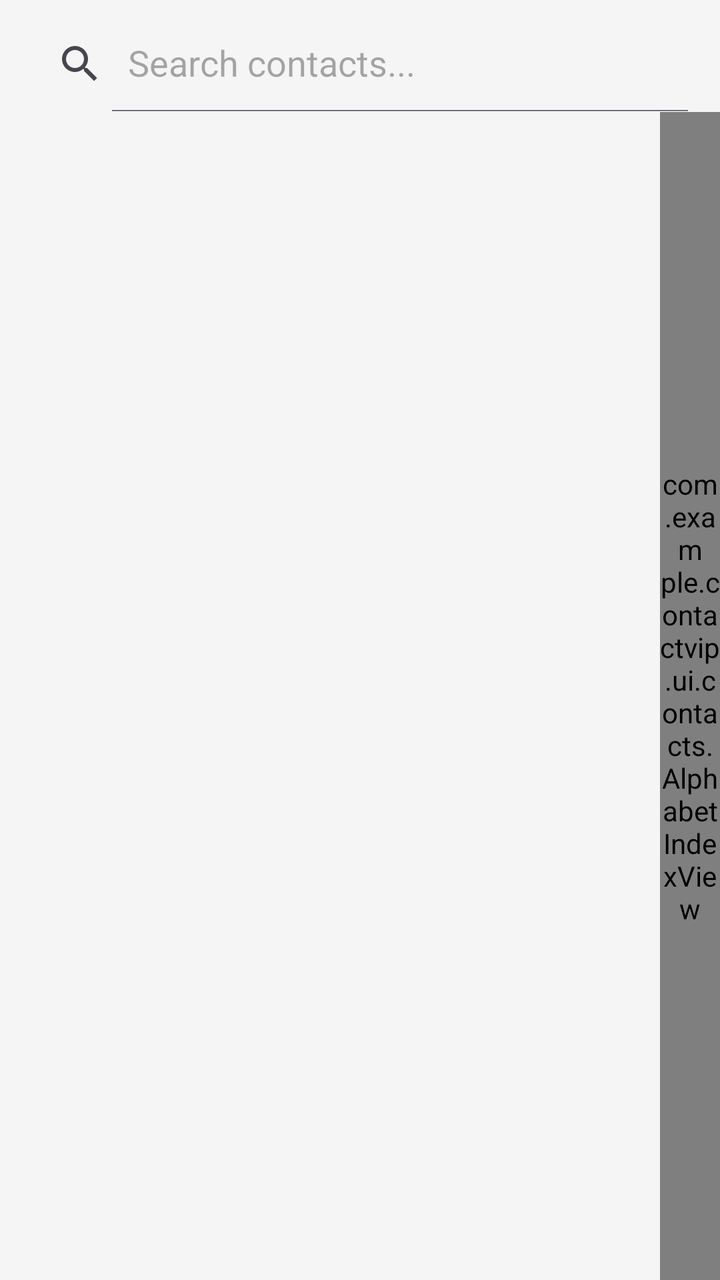
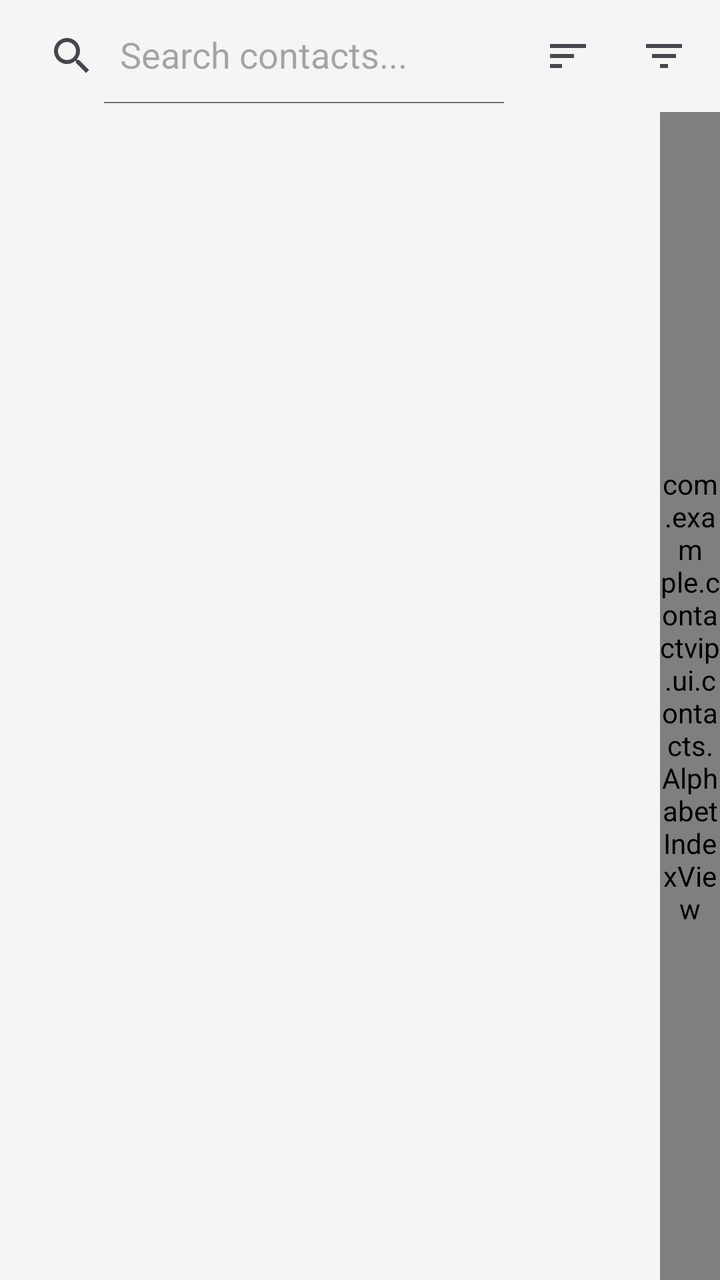

Before-and-after screenshots of an Android layout around one commit, followed by the original layout XML and the change that was made.
<!-- AndroidManifest.xml: application theme Theme.ContactVIP -->
<!-- res/layout/fragment_contacts.xml -->
<?xml version="1.0" encoding="utf-8"?>
<androidx.constraintlayout.widget.ConstraintLayout xmlns:android="http://schemas.android.com/apk/res/android"
    xmlns:app="http://schemas.android.com/apk/res-auto"
    android:layout_width="match_parent"
    android:layout_height="match_parent">

    <androidx.appcompat.widget.SearchView
        android:id="@+id/search_view"
        android:layout_width="match_parent"
        android:layout_height="wrap_content"
        android:layout_margin="8dp"
        app:queryHint="@string/search_hint"
        app:iconifiedByDefault="false"
        app:layout_constraintTop_toTopOf="parent" />

    <androidx.recyclerview.widget.RecyclerView
        android:id="@+id/recycler_view_contacts"
        android:layout_width="0dp"
        android:layout_height="0dp"
        app:layout_constraintBottom_toBottomOf="parent"
        app:layout_constraintEnd_toStartOf="@id/alphabet_index"
        app:layout_constraintStart_toStartOf="parent"
        app:layout_constraintTop_toBottomOf="@id/search_view" />

    <com.example.contactvip.ui.contacts.AlphabetIndexView
        android:id="@+id/alphabet_index"
        android:layout_width="30dp"
        android:layout_height="0dp"
        app:layout_constraintBottom_toBottomOf="parent"
        app:layout_constraintEnd_toEndOf="parent"
        app:layout_constraintTop_toBottomOf="@id/search_view" />

    <LinearLayout
        android:id="@+id/empty_state"
        android:layout_width="wrap_content"
        android:layout_height="wrap_content"
        android:gravity="center"
        android:orientation="vertical"
        android:visibility="gone"
        app:layout_constraintBottom_toBottomOf="parent"
        app:layout_constraintEnd_toEndOf="parent"
        app:layout_constraintStart_toStartOf="parent"
        app:layout_constraintTop_toTopOf="parent">

        <TextView
            android:layout_width="wrap_content"
            android:layout_height="wrap_content"
            android:text="@string/no_contacts"
            android:textSize="20sp"
            android:textStyle="bold" />

        <TextView
            android:layout_width="wrap_content"
            android:layout_height="wrap_content"
            android:text="@string/add_contact_desc" />

        <Button
            android:id="@+id/btn_add_contact"
            android:layout_width="wrap_content"
            android:layout_height="wrap_content"
            android:layout_marginTop="16dp"
            android:text="@string/btn_add_contact" />
    </LinearLayout>

</androidx.constraintlayout.widget.ConstraintLayout>
<!-- resources referenced by this layout -->
<resources>
  <string name="add_contact_desc">Add your first contact to get started.</string>
  <string name="btn_add_contact">Add Contact</string>
  <string name="no_contacts">No Contacts</string>
  <string name="search_hint">Search contacts...</string>
  <style name="Theme.ContactVIP" parent="Base.Theme.ContactVIP" />
  <style name="Base.Theme.ContactVIP" parent="Theme.Material3.DayNight.NoActionBar">
          <item name="colorPrimary">@color/primary_light</item>
          <item name="android:windowBackground">@color/background_light</item>
      </style>
  <color name="primary_light">#2196F3</color>
  <color name="background_light">#F5F5F5</color>
</resources>

<!-- the commit's change to res/layout/fragment_contacts.xml (unified diff, before → after) -->
@@ -4,14 +4,40 @@
     android:layout_width="match_parent"
     android:layout_height="match_parent">
 
-    <androidx.appcompat.widget.SearchView
-        android:id="@+id/search_view"
+    <LinearLayout
+        android:id="@+id/search_bar_layout"
         android:layout_width="match_parent"
         android:layout_height="wrap_content"
-        android:layout_margin="8dp"
-        app:queryHint="@string/search_hint"
-        app:iconifiedByDefault="false"
-        app:layout_constraintTop_toTopOf="parent" />
+        android:orientation="horizontal"
+        android:gravity="center_vertical"
+        android:padding="4dp"
+        app:layout_constraintTop_toTopOf="parent">
+
+        <androidx.appcompat.widget.SearchView
+            android:id="@+id/search_view"
+            android:layout_width="0dp"
+            android:layout_height="wrap_content"
+            android:layout_weight="1"
+            app:queryHint="@string/search_hint"
+            app:iconifiedByDefault="false" />
+
+        <ImageButton
+            android:id="@+id/btn_sort"
+            android:layout_width="48dp"
+            android:layout_height="48dp"
+            android:background="?attr/selectableItemBackgroundBorderless"
+            android:src="@drawable/ic_sort"
+            android:contentDescription="Sort" />
+
+        <ImageButton
+            android:id="@+id/btn_filter"
+            android:layout_width="48dp"
+            android:layout_height="48dp"
+            android:background="?attr/selectableItemBackgroundBorderless"
+            android:src="@drawable/ic_filter"
+            android:contentDescription="Filter" />
+
+    </LinearLayout>
 
     <androidx.recyclerview.widget.RecyclerView
         android:id="@+id/recycler_view_contacts"
@@ -20,7 +46,7 @@
         app:layout_constraintBottom_toBottomOf="parent"
         app:layout_constraintEnd_toStartOf="@id/alphabet_index"
         app:layout_constraintStart_toStartOf="parent"
-        app:layout_constraintTop_toBottomOf="@id/search_view" />
+        app:layout_constraintTop_toBottomOf="@id/search_bar_layout" />
 
     <com.example.contactvip.ui.contacts.AlphabetIndexView
         android:id="@+id/alphabet_index"
@@ -28,7 +54,7 @@
         android:layout_height="0dp"
         app:layout_constraintBottom_toBottomOf="parent"
         app:layout_constraintEnd_toEndOf="parent"
-        app:layout_constraintTop_toBottomOf="@id/search_view" />
+        app:layout_constraintTop_toBottomOf="@id/search_bar_layout" />
 
     <LinearLayout
         android:id="@+id/empty_state"
<!-- resource entries referenced after the edit -->
@@ -1,5 +1,27 @@
 <!-- resources referenced by this layout -->
 <resources>
+  <!-- drawable ic_filter (drawable) -->
+  <vector xmlns:android="http://schemas.android.com/apk/res/android"
+      android:width="24dp"
+      android:height="24dp"
+      android:viewportWidth="24"
+      android:viewportHeight="24"
+      android:tint="?attr/colorControlNormal">
+      <path
+          android:fillColor="@android:color/white"
+          android:pathData="M10,18h4v-2h-4V18zM3,6v2h18V6H3zM6,13h12v-2H6V13z"/>
+  </vector>
+  <!-- drawable ic_sort (drawable) -->
+  <vector xmlns:android="http://schemas.android.com/apk/res/android"
+      android:width="24dp"
+      android:height="24dp"
+      android:viewportWidth="24"
+      android:viewportHeight="24"
+      android:tint="?attr/colorControlNormal">
+      <path
+          android:fillColor="@android:color/white"
+          android:pathData="M3,18h6v-2H3V18zM3,6v2h18V6H3zM3,13h12v-2H3V13z"/>
+  </vector>
   <string name="add_contact_desc">Add your first contact to get started.</string>
   <string name="btn_add_contact">Add Contact</string>
   <string name="no_contacts">No Contacts</string>
